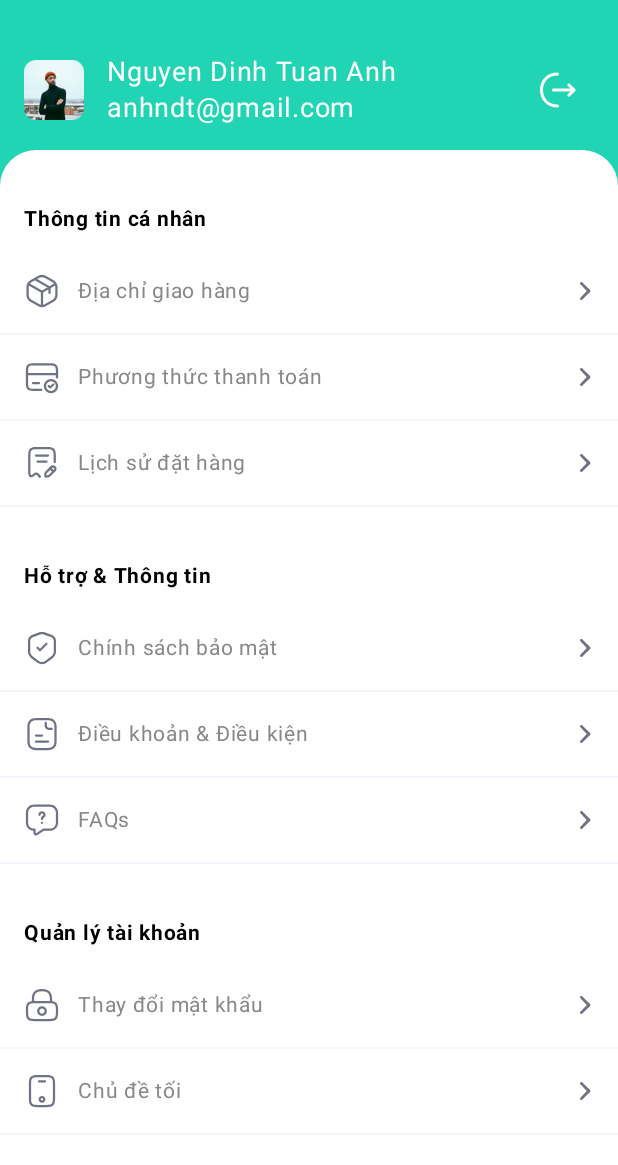
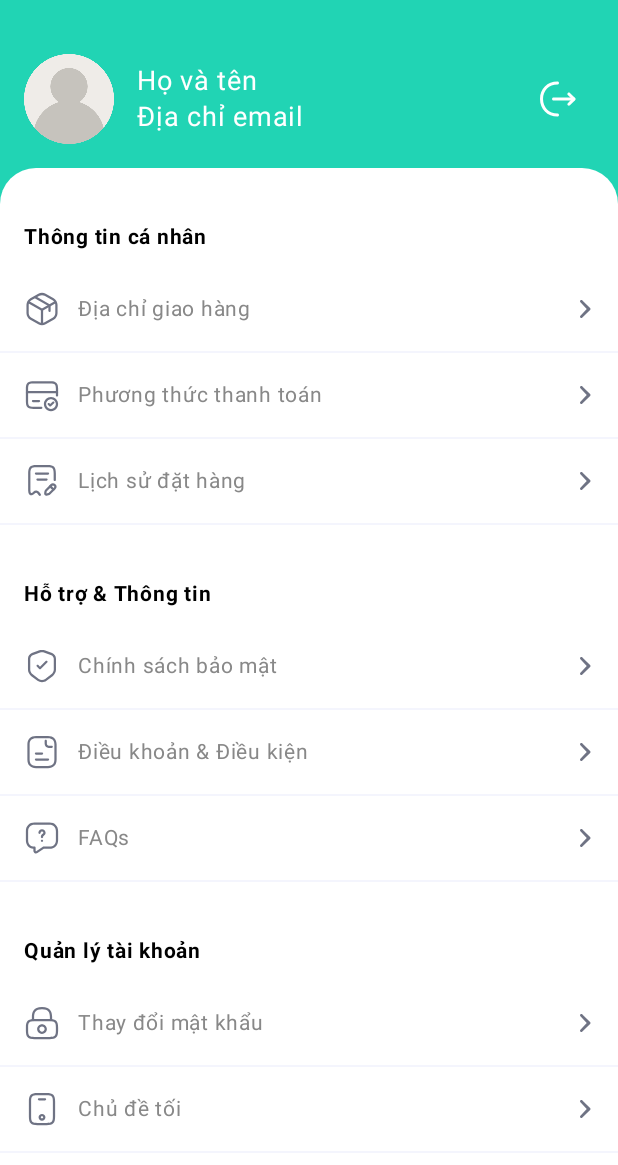
Before and after one commit to chaolaolo/v_tech_shop_app, an Android app built with Jetpack Compose: the composable ProfileScreen shown on its own in the app's theme, on a phone screen of 412 x 824 dp. Shown: the top 1165 px of the screen. Run offline under Robolectric (Android 15) with nearby library versions, the phone set to English and light mode, and no system bars; network calls fail.

Commit message:
Hien thi full name va email , man hinh profile

```diff
--- a/app/src/main/java/com/datn/viettech_md_12/screen/ProfileScreen.kt
+++ b/app/src/main/java/com/datn/viettech_md_12/screen/ProfileScreen.kt
@@ -149,6 +149,14 @@ fun ProfileScreen(navController: NavController) {
 @Composable
 fun ProfileHeader() {
     val context = LocalContext.current
+    val sharedPreferences = context.getSharedPreferences("MyPrefs", Context.MODE_PRIVATE)
+
+    val token = sharedPreferences.getString("accessToken", null)
+    val fullName = sharedPreferences.getString("fullname", "")
+    val email = sharedPreferences.getString("email", "")
+
+    val isLoggedIn = !token.isNullOrEmpty()&&!fullName.isNullOrEmpty()&&!email.isNullOrEmpty()
+
     Row(
         modifier = Modifier
             .fillMaxWidth()
@@ -157,14 +165,22 @@ fun ProfileHeader() {
         verticalAlignment = Alignment.CenterVertically
     ) {
         Image(
-            painter = painterResource(R.drawable.profile_header),
+            painter = painterResource(R.drawable.user_home),
             contentDescription = null,
-            modifier = Modifier.size(40.dp)
+            modifier = Modifier.size(60.dp)
         )
         Spacer(modifier = Modifier.width(15.dp))
         Column {
-            Text(text = "Nguyen Dinh Tuan Anh", color = Color.White, fontSize = 18.sp)
-            Text(text = "anhndt@gmail.com", color = Color.White, fontSize = 18.sp)
+            Text(
+                text = if (isLoggedIn) fullName!! else "Họ và tên",
+                color = Color.White,
+                fontSize = 18.sp
+            )
+            Text(
+                text = if (isLoggedIn) email!! else "Địa chỉ email",
+                color = Color.White,
+                fontSize = 18.sp
+            )
         }
         Spacer(modifier = Modifier.weight(1f))
         IconButton(onClick = {
--- a/app/src/main/java/com/datn/viettech_md_12/viewmodel/UserViewModel.kt
+++ b/app/src/main/java/com/datn/viettech_md_12/viewmodel/UserViewModel.kt
@@ -101,6 +101,8 @@ class UserViewModel(application: Application) : AndroidViewModel(application) {
                             sharedPreferences.edit()
                                 .putString("accessToken", token)
                                 .putString("clientId", userId)
+                                .putString("fullname",body.result?.metadata?.account?.full_name)
+                                .putString("email",body.result?.metadata?.account?.email)
                                 .apply()
 
                             // Kiểm tra lại token sau khi lưu
```
Also changed, not shown: app/src/main/res/drawable/user_home.png (added).
